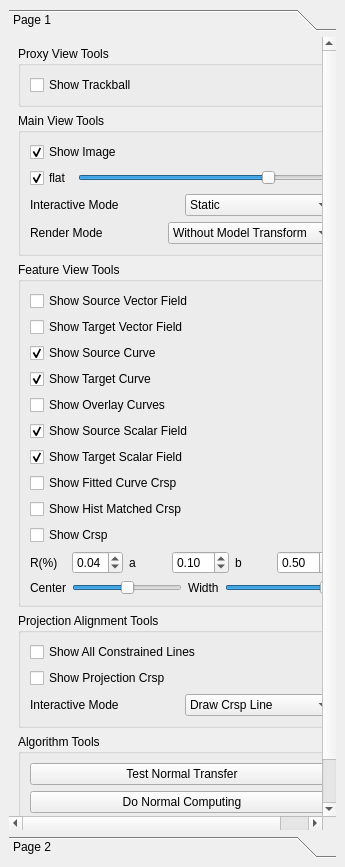
marlinilram/AppMod, file src/ui/ParameterDock.ui: the form before one commit.
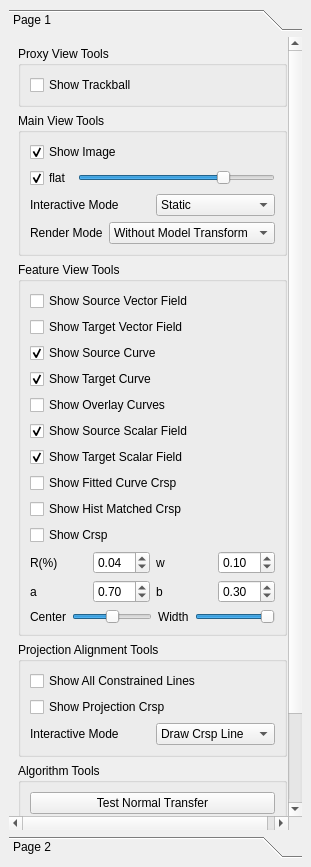
The form after the commit.

Commit message: Added data term for optimization Calculated gradient of SField term analytically

```diff
--- a/src/ui/ParameterDock.ui
+++ b/src/ui/ParameterDock.ui
@@ -6,7 +6,7 @@
    <rect>
     <x>0</x>
     <y>0</y>
-    <width>345</width>
+    <width>311</width>
     <height>867</height>
    </rect>
   </property>
@@ -25,8 +25,8 @@
         <rect>
          <x>0</x>
          <y>0</y>
-         <width>327</width>
-         <height>775</height>
+         <width>276</width>
+         <height>803</height>
         </rect>
        </property>
        <attribute name="label">
@@ -259,6 +259,30 @@
               </widget>
              </item>
              <item>
+              <widget class="QLabel" name="label_9">
+               <property name="text">
+                <string>w</string>
+               </property>
+              </widget>
+             </item>
+             <item>
+              <widget class="QDoubleSpinBox" name="SField_w_doubleSpinBox">
+               <property name="maximum">
+                <double>1.000000000000000</double>
+               </property>
+               <property name="singleStep">
+                <double>0.010000000000000</double>
+               </property>
+               <property name="value">
+                <double>0.100000000000000</double>
+               </property>
+              </widget>
+             </item>
+            </layout>
+           </item>
+           <item>
+            <layout class="QHBoxLayout" name="horizontalLayout_8">
+             <item>
               <widget class="QLabel" name="label_4">
                <property name="text">
                 <string>a</string>
@@ -274,7 +298,7 @@
                 <double>0.010000000000000</double>
                </property>
                <property name="value">
-                <double>0.100000000000000</double>
+                <double>0.700000000000000</double>
                </property>
               </widget>
              </item>
@@ -294,7 +318,7 @@
                 <double>0.010000000000000</double>
                </property>
                <property name="value">
-                <double>0.500000000000000</double>
+                <double>0.300000000000000</double>
                </property>
               </widget>
              </item>
@@ -436,6 +460,10 @@
                </property>
               </widget>
              </item>
+            </layout>
+           </item>
+           <item>
+            <layout class="QHBoxLayout" name="horizontalLayout_9">
              <item>
               <widget class="QSpinBox" name="LFReg_Method_SpinBox">
                <property name="value">
@@ -495,7 +523,7 @@
         <rect>
          <x>0</x>
          <y>0</y>
-         <width>327</width>
+         <width>293</width>
          <height>775</height>
         </rect>
        </property>
```
The commit also changes 27 other files.
